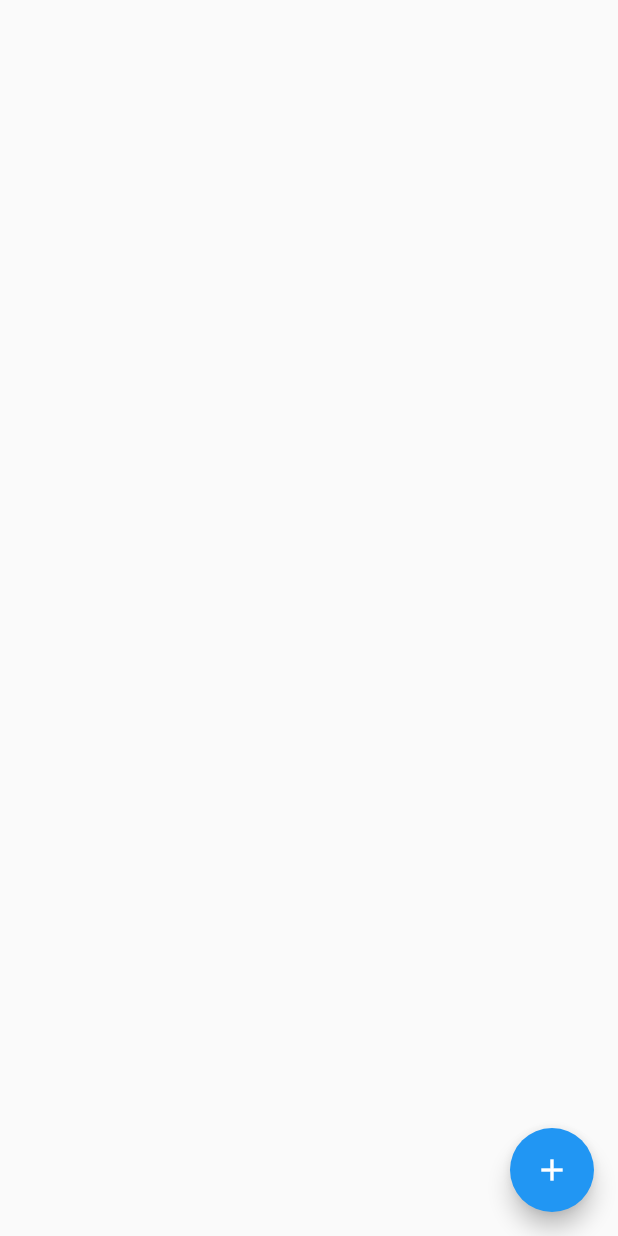
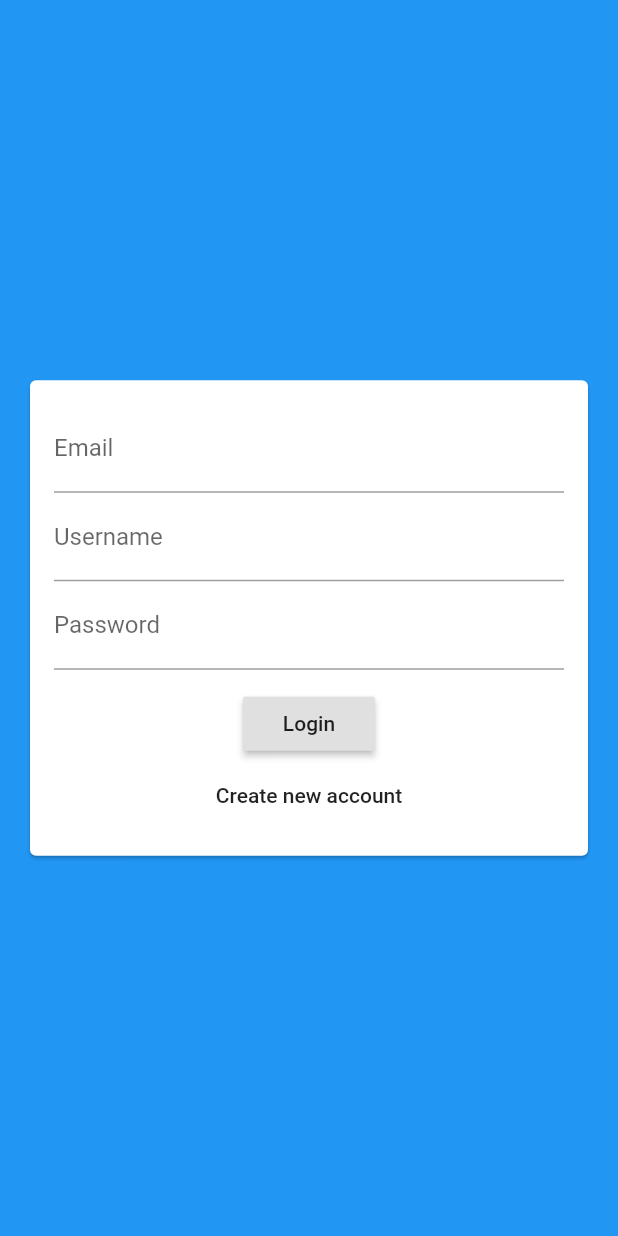
Before and after one commit to Rapcohen/Chat-App, a Flutter app: the screen it shows after launch, on a phone screen of 412 x 824 dp. Run offline on Flutter 3.47's test engine with Material 2 defaults, Android fonts, the phone set to English and light mode, and no system bars; our stand-ins replace cloud_firestore; accounts and stored records are empty.

Commit message:
added login screen

```diff
--- a/lib/main.dart
+++ b/lib/main.dart
@@ -1,5 +1,6 @@
 import 'package:flutter/material.dart';
 
+import 'package:chat_app/screens/auth_screen.dart';
 import 'package:chat_app/screens/chat_screen.dart';
 
 void main() => runApp(MyApp());
@@ -14,7 +15,7 @@ class MyApp extends StatelessWidget {
       theme: ThemeData(
         primarySwatch: Colors.blue,
       ),
-      home: ChatScreen(),
+      home: AuthScreen(),
     );
   }
 }
--- a/lib/screens/auth_screen.dart
+++ b/lib/screens/auth_screen.dart
@@ -0,0 +1,20 @@
+import 'package:flutter/material.dart';
+
+import 'package:chat_app/widgets/auth/auth_form.dart';
+
+class AuthScreen extends StatefulWidget {
+  AuthScreen({Key key}) : super(key: key);
+
+  @override
+  _AuthScreenState createState() => _AuthScreenState();
+}
+
+class _AuthScreenState extends State<AuthScreen> {
+  @override
+  Widget build(BuildContext context) {
+    return Scaffold(
+      backgroundColor: Theme.of(context).primaryColor,
+      body: AuthForm(),
+    );
+  }
+}
--- a/lib/screens/chat_screen.dart
+++ b/lib/screens/chat_screen.dart
@@ -29,7 +29,11 @@ class ChatScreen extends StatelessWidget {
       ),
       floatingActionButton: FloatingActionButton(
         child: const Icon(Icons.add),
-        onPressed: () {},
+        onPressed: () {
+          Firestore.instance
+              .collection('chats/5yrksoatBQhP2zC5CaAC/messages')
+              .add({'text': 'This was added by the FAB'});
+        },
       ),
     );
   }
--- /dev/null
+++ b/lib/widgets/auth/auth_form.dart
@@ -0,0 +1,53 @@
+import 'package:flutter/material.dart';
+
+class AuthForm extends StatefulWidget {
+  AuthForm({Key key}) : super(key: key);
+
+  @override
+  _AuthFormState createState() => _AuthFormState();
+}
+
+class _AuthFormState extends State<AuthForm> {
+  @override
+  Widget build(BuildContext context) {
+    return Center(
+      child: Card(
+        margin: const EdgeInsets.all(20),
+        child: SingleChildScrollView(
+          child: Padding(
+            padding: const EdgeInsets.all(16),
+            child: Form(
+              child: Column(
+                mainAxisSize: MainAxisSize.min,
+                children: [
+                  TextFormField(
+                    keyboardType: TextInputType.emailAddress,
+                    decoration: InputDecoration(labelText: 'Email'),
+                  ),
+                  TextFormField(
+                    decoration: InputDecoration(labelText: 'Username'),
+                  ),
+                  TextFormField(
+                    decoration: InputDecoration(labelText: 'Password'),
+                    obscureText: true,
+                  ),
+                  SizedBox(
+                    height: 12,
+                  ),
+                  RaisedButton(
+                    child: Text('Login'),
+                    onPressed: () {},
+                  ),
+                  FlatButton(
+                    child: Text('Create new account'),
+                    onPressed: () {},
+                  )
+                ],
+              ),
+            ),
+          ),
+        ),
+      ),
+    );
+  }
+}
```
